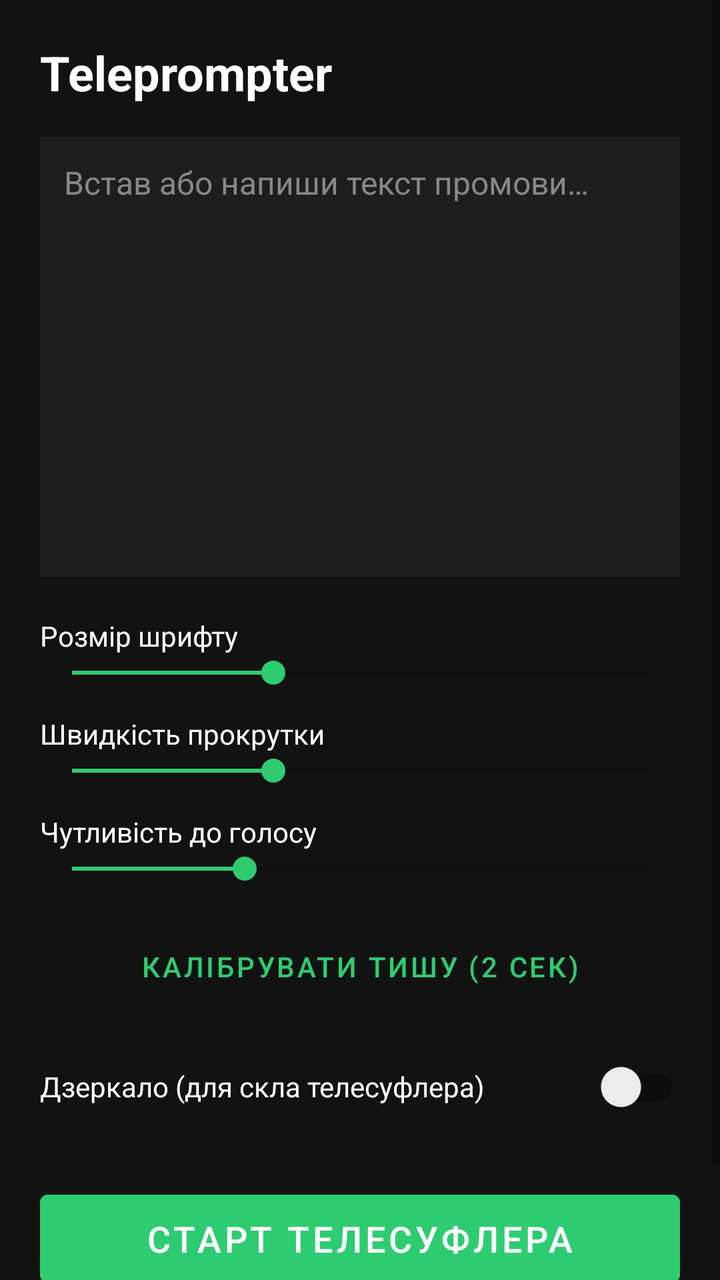
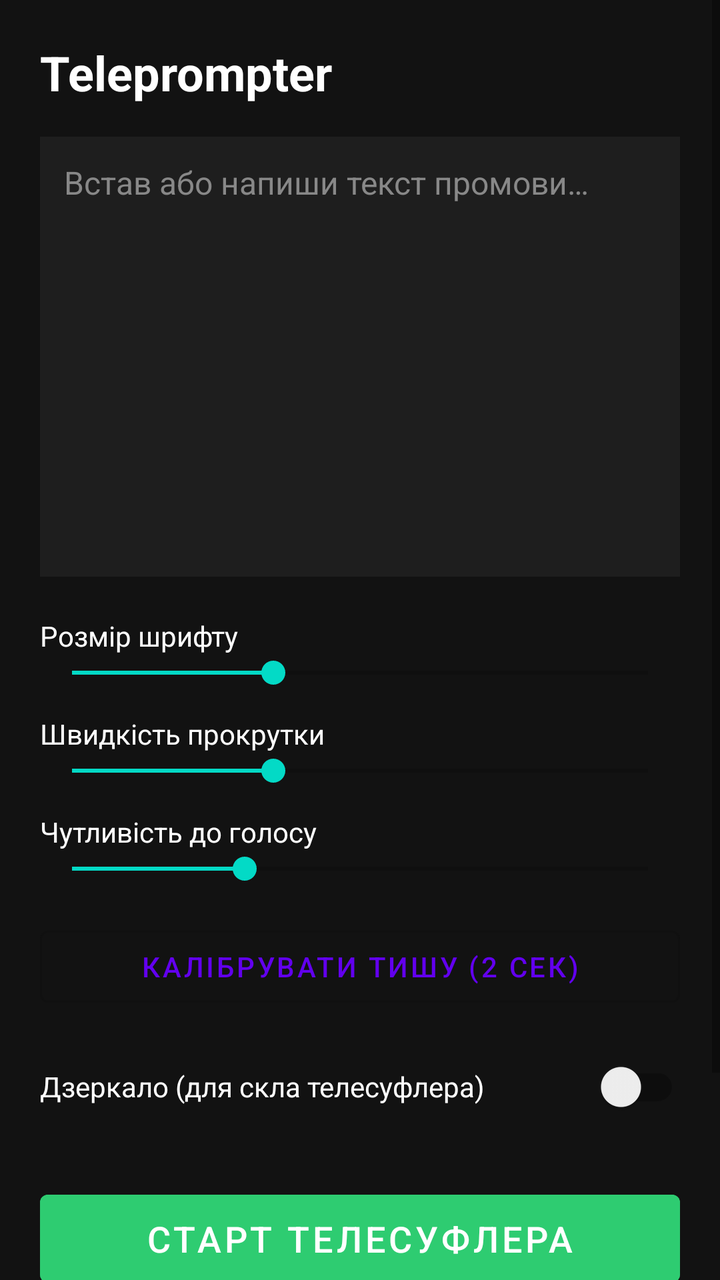

An Android layout rendered at two revisions. The XML below is the earlier revision; the diff shows what the commit changed to produce the second picture.
<!-- AndroidManifest.xml: application theme Theme.Teleprompter -->
<!-- res/layout/activity_main.xml -->
<?xml version="1.0" encoding="utf-8"?>
<ScrollView xmlns:android="http://schemas.android.com/apk/res/android"
    xmlns:app="http://schemas.android.com/apk/res-auto"
    android:layout_width="match_parent"
    android:layout_height="match_parent"
    android:background="@color/bg_dark"
    android:fillViewport="true">

    <LinearLayout
        android:layout_width="match_parent"
        android:layout_height="wrap_content"
        android:orientation="vertical"
        android:padding="20dp">

        <TextView
            android:layout_width="wrap_content"
            android:layout_height="wrap_content"
            android:text="@string/app_name"
            android:textColor="@color/white"
            android:textSize="24sp"
            android:textStyle="bold"
            android:layout_marginBottom="16dp" />

        <EditText
            android:id="@+id/editScript"
            android:layout_width="match_parent"
            android:layout_height="220dp"
            android:background="@color/surface_dark"
            android:gravity="top|start"
            android:hint="@string/hint_script"
            android:textColorHint="#888888"
            android:inputType="textMultiLine|textCapSentences"
            android:padding="12dp"
            android:textColor="@color/white"
            android:textSize="16sp" />

        <TextView
            android:layout_width="wrap_content"
            android:layout_height="wrap_content"
            android:layout_marginTop="20dp"
            android:text="@string/label_font_size"
            android:textColor="@color/white" />

        <SeekBar
            android:id="@+id/seekFont"
            android:layout_width="match_parent"
            android:layout_height="wrap_content"
            android:max="40"
            android:progress="14" />

        <TextView
            android:layout_width="wrap_content"
            android:layout_height="wrap_content"
            android:layout_marginTop="12dp"
            android:text="@string/label_speed"
            android:textColor="@color/white" />

        <SeekBar
            android:id="@+id/seekSpeed"
            android:layout_width="match_parent"
            android:layout_height="wrap_content"
            android:max="100"
            android:progress="35" />

        <TextView
            android:layout_width="wrap_content"
            android:layout_height="wrap_content"
            android:layout_marginTop="12dp"
            android:text="@string/label_sensitivity"
            android:textColor="@color/white" />

        <SeekBar
            android:id="@+id/seekSensitivity"
            android:layout_width="match_parent"
            android:layout_height="wrap_content"
            android:max="100"
            android:progress="30" />

        <com.google.android.material.button.MaterialButton
            android:id="@+id/btnCalibrate"
            style="@style/Widget.MaterialComponents.Button.OutlinedButton"
            android:layout_width="match_parent"
            android:layout_height="wrap_content"
            android:layout_marginTop="16dp"
            android:text="@string/btn_calibrate" />

        <LinearLayout
            android:layout_width="match_parent"
            android:layout_height="wrap_content"
            android:layout_marginTop="12dp"
            android:gravity="center_vertical"
            android:orientation="horizontal">

            <TextView
                android:layout_width="0dp"
                android:layout_height="wrap_content"
                android:layout_weight="1"
                android:text="@string/label_mirror"
                android:textColor="@color/white" />

            <androidx.appcompat.widget.SwitchCompat
                android:id="@+id/switchMirror"
                android:layout_width="wrap_content"
                android:layout_height="wrap_content" />
        </LinearLayout>

        <com.google.android.material.button.MaterialButton
            android:id="@+id/btnStart"
            android:layout_width="match_parent"
            android:layout_height="56dp"
            android:layout_marginTop="24dp"
            android:backgroundTint="@color/accent_green"
            android:text="@string/btn_start"
            android:textSize="18sp" />

        <TextView
            android:id="@+id/textVersion"
            android:layout_width="match_parent"
            android:layout_height="wrap_content"
            android:layout_marginTop="20dp"
            android:gravity="center"
            android:text="v1.0"
            android:textColor="#666666"
            android:textSize="12sp" />

    </LinearLayout>
</ScrollView>
<!-- resources referenced by this layout -->
<resources>
  <color name="accent_green">#FF2ECC71</color>
  <color name="bg_dark">#FF121212</color>
  <color name="surface_dark">#FF1E1E1E</color>
  <color name="white">#FFFFFFFF</color>
  <string name="app_name">Teleprompter</string>
  <string name="btn_calibrate">Калібрувати тишу (2 сек)</string>
  <string name="btn_start">Старт телесуфлера</string>
  <string name="hint_script">Встав або напиши текст промови…</string>
  <string name="label_font_size">Розмір шрифту</string>
  <string name="label_mirror">Дзеркало (для скла телесуфлера)</string>
  <string name="label_sensitivity">Чутливість до голосу</string>
  <string name="label_speed">Швидкість прокрутки</string>
  <style name="Theme.Teleprompter" parent="Theme.MaterialComponents.DayNight.NoActionBar">
          <item name="colorPrimary">@color/accent_green</item>
          <item name="colorPrimaryDark">@color/black</item>
          <item name="colorAccent">@color/accent_green</item>
          <item name="android:windowBackground">@color/bg_dark</item>
      </style>
  <color name="black">#FF000000</color>
</resources>

<!-- the commit's change to res/layout/activity_main.xml (unified diff, before → after) -->
@@ -113,6 +113,14 @@
             android:text="@string/btn_start"
             android:textSize="18sp" />
 
+        <com.google.android.material.button.MaterialButton
+            android:id="@+id/btnOverlay"
+            style="@style/Widget.MaterialComponents.Button.OutlinedButton"
+            android:layout_width="match_parent"
+            android:layout_height="wrap_content"
+            android:layout_marginTop="12dp"
+            android:text="@string/btn_overlay" />
+
         <TextView
             android:id="@+id/textVersion"
             android:layout_width="match_parent"
<!-- resource entries referenced after the edit -->
@@ -6,18 +6,12 @@
   <color name="white">#FFFFFFFF</color>
   <string name="app_name">Teleprompter</string>
   <string name="btn_calibrate">Калібрувати тишу (2 сек)</string>
+  <string name="btn_overlay">Плаваюче вікно (з Iriun Webcam)</string>
   <string name="btn_start">Старт телесуфлера</string>
   <string name="hint_script">Встав або напиши текст промови…</string>
   <string name="label_font_size">Розмір шрифту</string>
   <string name="label_mirror">Дзеркало (для скла телесуфлера)</string>
   <string name="label_sensitivity">Чутливість до голосу</string>
   <string name="label_speed">Швидкість прокрутки</string>
-  <style name="Theme.Teleprompter" parent="Theme.MaterialComponents.DayNight.NoActionBar">
-          <item name="colorPrimary">@color/accent_green</item>
-          <item name="colorPrimaryDark">@color/black</item>
-          <item name="colorAccent">@color/accent_green</item>
-          <item name="android:windowBackground">@color/bg_dark</item>
-      </style>
-  <color name="black">#FF000000</color>
 </resources>
 
